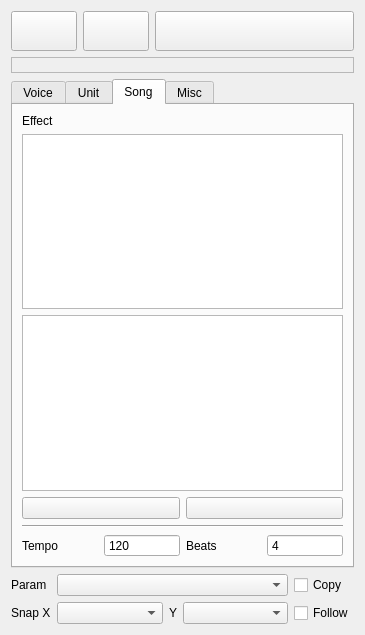
The window that src/editor/sidemenu/SideMenu.ui (yuxshao/ptcollab) describes before a commit, drawn with Qt 5.
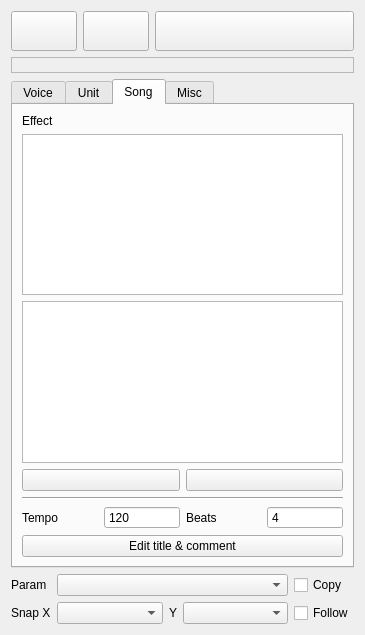
The same window after the commit. The open tabs and pages were chosen to show the change. Icons and pictures are not drawn. Custom widgets are drawn as their Qt base class.

Commit message: edit title and comment

Patch:
```diff
--- a/src/editor/sidemenu/SideMenu.ui
+++ b/src/editor/sidemenu/SideMenu.ui
@@ -475,6 +475,13 @@
          </item>
         </layout>
        </item>
+       <item>
+        <widget class="QPushButton" name="titleCommentBtn">
+         <property name="text">
+          <string>Edit title &amp;&amp; comment</string>
+         </property>
+        </widget>
+       </item>
       </layout>
      </widget>
      <widget class="QWidget" name="tab">
```
The commit also changes 14 other files.
